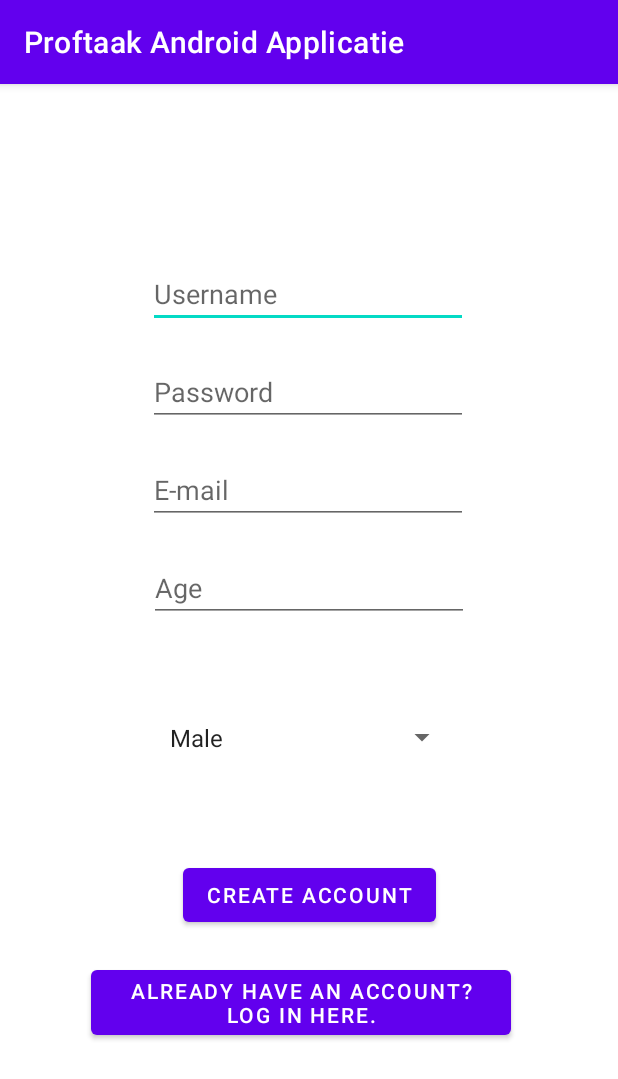
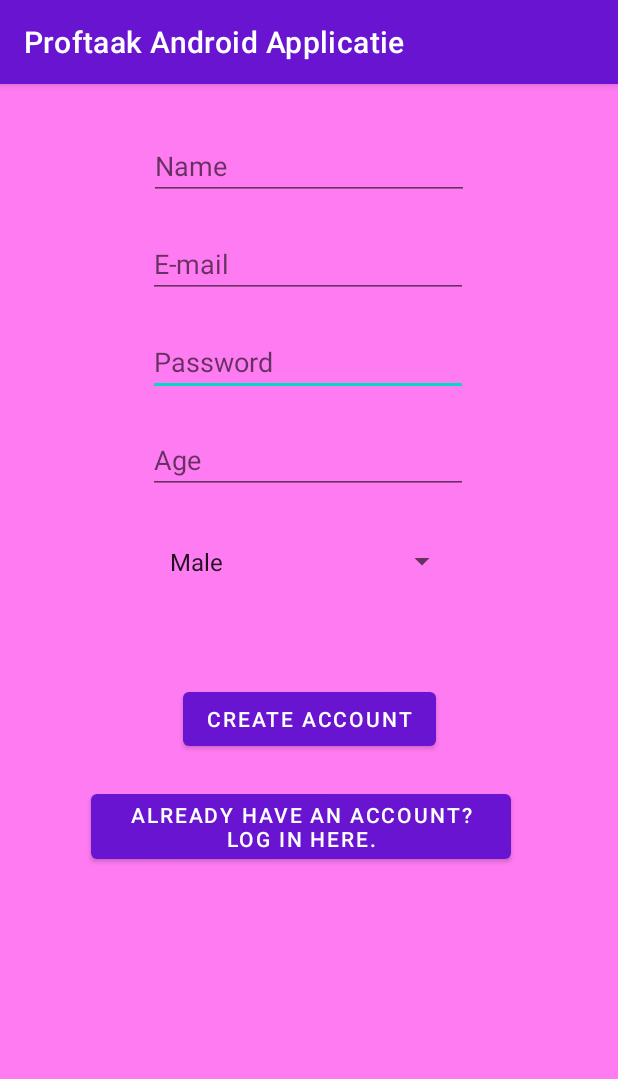
Before and after one commit to ebekoudijs/Proftaak_Android_Applicatie, an Android app: the screen it shows after launch (MainActivity), on a phone screen of 412 x 824 dp. Shown: the top 1079 px of the screen. Run offline under Robolectric (Android 15) with nearby library versions, the phone set to English and light mode, and no system bars.

Commit message:
app werkt volledig

```diff
--- a/app/src/main/java/com/ebekoudijs/proftaakandroidapplicatie/MainActivity.java
+++ b/app/src/main/java/com/ebekoudijs/proftaakandroidapplicatie/MainActivity.java
@@ -26,8 +26,7 @@ public class MainActivity extends AppCompatActivity implements AdapterView.OnIte
         setContentView(R.layout.activity_main);
         IUserService userService = new UserService();
 
-
-        EditText editTextUsername = findViewById(R.id.editTextUsername);
+        EditText editTextName = findViewById(R.id.editTextName);
         EditText editTextPassword = findViewById(R.id.editTextPassword);
         EditText editTextEmail = findViewById(R.id.editTextEmail);
         EditText editTextAge = findViewById(R.id.editTextAge);
@@ -47,7 +46,7 @@ public class MainActivity extends AppCompatActivity implements AdapterView.OnIte
             @Override
             public void onClick(View v) {
 
-                User user = new User(editTextUsername.getText().toString(), editTextPassword.getText().toString(), editTextEmail.getText().toString(),
+                User user = new User(editTextName.getText().toString(),editTextPassword.getText().toString(), editTextEmail.getText().toString(),
                         Integer.parseInt(editTextAge.getText().toString()), spinnerContent);
                 TaskRunner.executeAsync(() -> userService.createUser(user), (result)-> {
                     if (result.isPresent()){
--- a/app/src/main/java/com/ebekoudijs/proftaakandroidapplicatie/OrderActivity.java
+++ b/app/src/main/java/com/ebekoudijs/proftaakandroidapplicatie/OrderActivity.java
@@ -20,7 +20,7 @@ import java.util.ArrayList;
 
 public class OrderActivity extends AppCompatActivity {
 
-    private static final String TAG = "yeet";
+    private static final String TAG = "OrderActivity";
     IOrderService orderService = new OrderService();
     EditText message;
     EditText tableNumber;
@@ -32,6 +32,8 @@ public class OrderActivity extends AppCompatActivity {
 
         super.onCreate(savedInstanceState);
         setContentView(R.layout.activity_order);
+
+        Log.d(TAG, "onClick: " + Login.loggedUser.toString());
 
         message = findViewById(R.id.editTextMessage);
         tableNumber = findViewById(R.id.editTextTable);
@@ -57,7 +59,7 @@ public class OrderActivity extends AppCompatActivity {
                 Order  order = getOrder();
                 TaskRunner.executeAsync(() -> orderService.addOrder(order), (result)-> {
                     if (result.isPresent()){
-                        Toast.makeText(getApplicationContext(), "Order sent successfully.", Toast.LENGTH_LONG).show();
+                        Toast.makeText(getApplicationContext(), "Order sent successfully!", Toast.LENGTH_LONG).show();
                     }
                     else {
                         Toast.makeText(getApplicationContext(), "Order NOT sent successfully!", Toast.LENGTH_LONG).show();
--- a/app/src/main/java/com/ebekoudijs/proftaakandroidapplicatie/services/IUserService.java
+++ b/app/src/main/java/com/ebekoudijs/proftaakandroidapplicatie/services/IUserService.java
@@ -6,5 +6,5 @@ import java.net.HttpURLConnection;
 
 public interface IUserService {
     User createUser(User user);
-    User getUser(String userName, String password);
+    User getUser(String email, String password);
 }
--- a/app/src/main/java/com/ebekoudijs/proftaakandroidapplicatie/services/OrderService.java
+++ b/app/src/main/java/com/ebekoudijs/proftaakandroidapplicatie/services/OrderService.java
@@ -63,8 +63,8 @@ public class OrderService extends ApiWrapper implements IOrderService {
             Log.i("JSON", json);
 
             User user = Login.loggedUser;
-            String usernamePassword = user.Username + ":" + user.Password;
-            String base64 = new String(Base64.encode(usernamePassword.getBytes(), Base64.DEFAULT));
+            String emailPassword = user.email + ":" + user.password;
+            String base64 = new String(Base64.encode(emailPassword.getBytes(), Base64.DEFAULT));
             conn.addRequestProperty("Authorization", "Basic " + base64);
 
             DataOutputStream os = new DataOutputStream(conn.getOutputStream());
--- a/app/src/main/res/layout/activity_main.xml
+++ b/app/src/main/res/layout/activity_main.xml
@@ -17,20 +17,6 @@
         app:layout_constraintTop_toBottomOf="@+id/spinnerGender" />
 
     <EditText
-        android:id="@+id/editTextUsername"
-        android:layout_width="wrap_content"
-        android:layout_height="wrap_content"
-        android:ems="10"
-        android:hint="Username"
-        android:inputType="textPersonName"
-        app:layout_constraintBottom_toBottomOf="parent"
-        app:layout_constraintEnd_toEndOf="parent"
-        app:layout_constraintHorizontal_bias="0.496"
-        app:layout_constraintStart_toStartOf="parent"
-        app:layout_constraintTop_toTopOf="parent"
-        app:layout_constraintVertical_bias="0.162" />
-
-    <EditText
         android:id="@+id/editTextPassword"
         android:layout_width="wrap_content"
         android:layout_height="wrap_content"
@@ -41,7 +27,7 @@
         app:layout_constraintEnd_toEndOf="parent"
         app:layout_constraintHorizontal_bias="0.497"
         app:layout_constraintStart_toStartOf="parent"
-        app:layout_constraintTop_toBottomOf="@+id/editTextUsername" />
+        app:layout_constraintTop_toBottomOf="@+id/editTextEmail" />
 
     <Button
         android:id="@+id/buttonToLogin"
@@ -70,7 +56,7 @@
         app:layout_constraintEnd_toEndOf="parent"
         app:layout_constraintHorizontal_bias="0.497"
         app:layout_constraintStart_toStartOf="parent"
-        app:layout_constraintTop_toBottomOf="@+id/editTextPassword" />
+        app:layout_constraintTop_toBottomOf="@+id/editTextName" />
 
     <EditText
         android:id="@+id/editTextAge"
@@ -81,18 +67,31 @@
         android:hint="Age"
         android:inputType="number"
         app:layout_constraintEnd_toEndOf="parent"
+        app:layout_constraintHorizontal_bias="0.497"
         app:layout_constraintStart_toStartOf="parent"
-        app:layout_constraintTop_toBottomOf="@+id/editTextEmail" />
+        app:layout_constraintTop_toBottomOf="@+id/editTextPassword" />
 
     <Spinner
         android:id="@+id/spinnerGender"
         android:layout_width="200dp"
         android:layout_height="50dp"
-        android:layout_marginTop="52dp"
+        android:layout_marginTop="20dp"
         android:spinnerMode="dialog"
         app:layout_constraintEnd_toEndOf="parent"
         app:layout_constraintHorizontal_bias="0.497"
         app:layout_constraintStart_toStartOf="parent"
         app:layout_constraintTop_toBottomOf="@+id/editTextAge" />
 
+    <EditText
+        android:id="@+id/editTextName"
+        android:layout_width="wrap_content"
+        android:layout_height="wrap_content"
+        android:layout_marginTop="32dp"
+        android:ems="10"
+        android:hint="Name"
+        android:inputType="textPersonName"
+        app:layout_constraintEnd_toEndOf="parent"
+        app:layout_constraintStart_toStartOf="parent"
+        app:layout_constraintTop_toTopOf="parent" />
+
 </androidx.constraintlayout.widget.ConstraintLayout>
--- a/app/src/main/res/values/colors.xml
+++ b/app/src/main/res/values/colors.xml
@@ -1,10 +1,12 @@
 <?xml version="1.0" encoding="utf-8"?>
 <resources>
-    <color name="purple_200">#FFBB86FC</color>
+    <color name="purple_200">#6914D1</color>
     <color name="purple_500">#FF6200EE</color>
     <color name="purple_700">#FF3700B3</color>
     <color name="teal_200">#FF03DAC5</color>
     <color name="teal_700">#FF018786</color>
     <color name="black">#FF000000</color>
     <color name="white">#FFFFFFFF</color>
+    <color name="gaybarPinkZeroSugar">#FF7BF2</color>
+    <color name="gaybarPink">#FF00F2</color>
 </resources>
--- a/app/src/main/res/values/themes.xml
+++ b/app/src/main/res/values/themes.xml
@@ -2,8 +2,8 @@
     <!-- Base application theme. -->
     <style name="Theme.ProftaakAndroidApplicatie" parent="Theme.MaterialComponents.DayNight.DarkActionBar">
         <!-- Primary brand color. -->
-        <item name="colorPrimary">@color/purple_500</item>
-        <item name="colorPrimaryVariant">@color/purple_700</item>
+        <item name="colorPrimary">@color/purple_200</item>
+        <item name="colorPrimaryVariant">@color/teal_200</item>
         <item name="colorOnPrimary">@color/white</item>
         <!-- Secondary brand color. -->
         <item name="colorSecondary">@color/teal_200</item>
@@ -12,5 +12,6 @@
         <!-- Status bar color. -->
         <item name="android:statusBarColor" tools:targetApi="l">?attr/colorPrimaryVariant</item>
         <!-- Customize your theme here. -->
+        <item name="android:colorBackground">@color/gaybarPinkZeroSugar</item>
     </style>
 </resources>
```
Also changed, not shown: app/src/main/java/com/ebekoudijs/proftaakandroidapplicatie/Login.java (+2 -13 lines), app/src/main/java/com/ebekoudijs/proftaakandroidapplicatie/User.java (+18 -14 lines), app/src/main/java/com/ebekoudijs/proftaakandroidapplicatie/services/UserService.java (+5 -3 lines), app/src/main/res/layout/activity_login.xml (+1 -10 lines).
